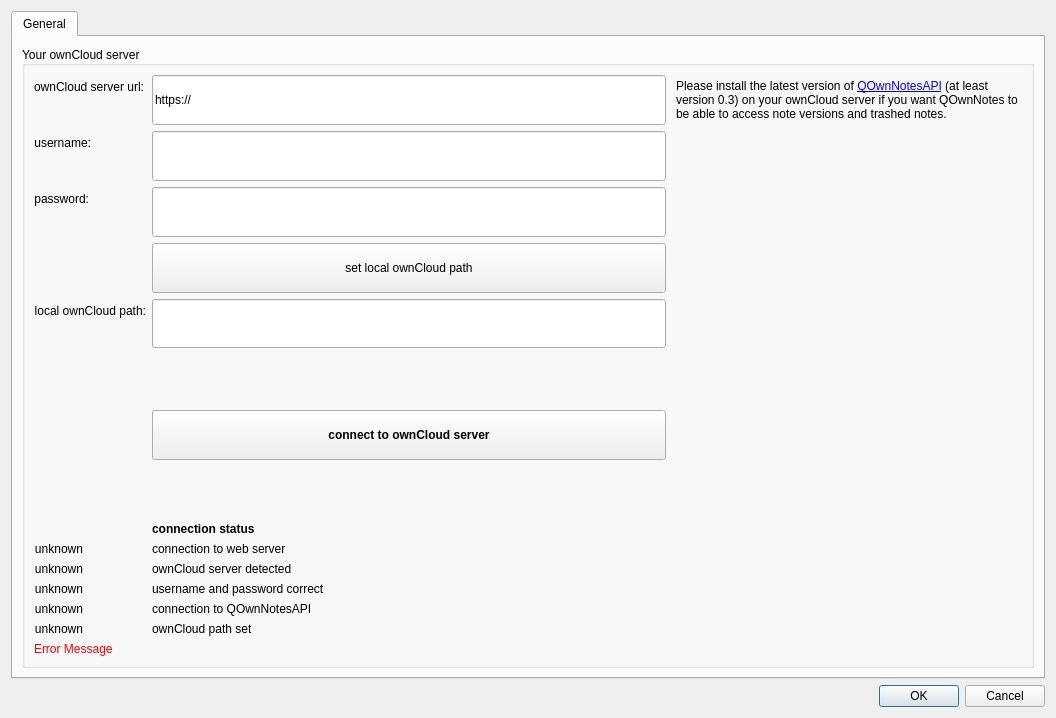
Old version of the form src/settingsdialog.ui in the repository pbek/QOwnNotes.
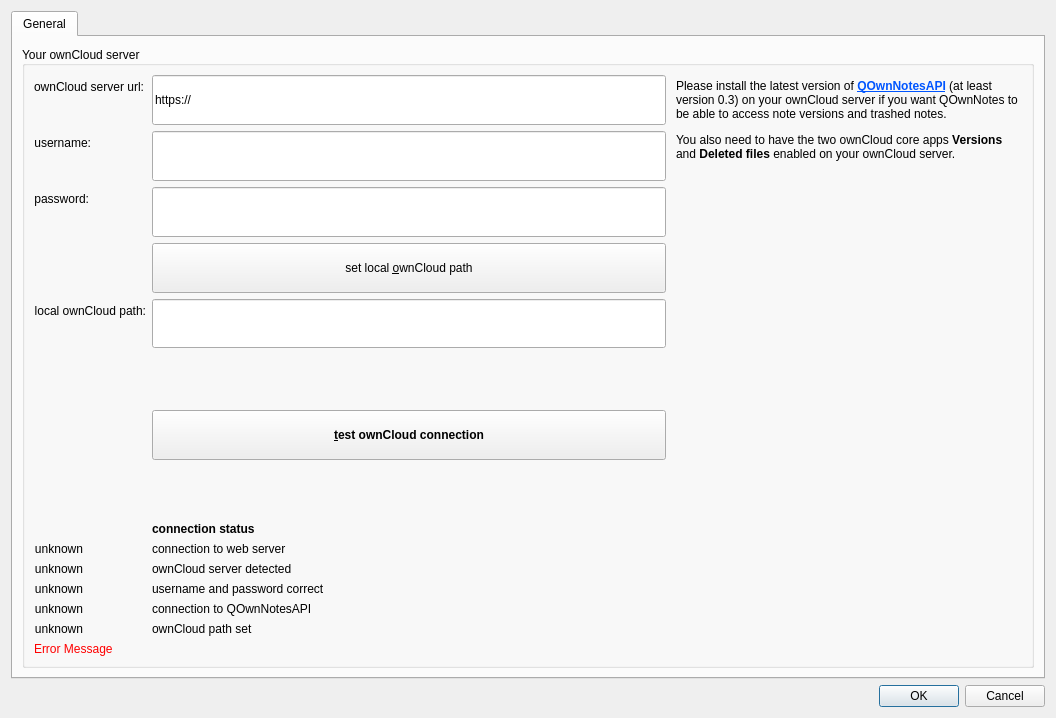
New version of the form. Icons and pictures are not drawn.

Patch:
```diff
--- a/src/settingsdialog.ui
+++ b/src/settingsdialog.ui
@@ -84,7 +84,8 @@
 &lt;html&gt;&lt;head&gt;&lt;meta name=&quot;qrichtext&quot; content=&quot;1&quot; /&gt;&lt;style type=&quot;text/css&quot;&gt;
 p, li { white-space: pre-wrap; }
 &lt;/style&gt;&lt;/head&gt;&lt;body style=&quot; font-family:'Sans Serif'; font-size:9pt; font-weight:400; font-style:normal;&quot;&gt;
-&lt;p style=&quot; margin-top:12px; margin-bottom:12px; margin-left:0px; margin-right:0px; -qt-block-indent:0; text-indent:0px;&quot;&gt;Please install the latest version of &lt;a href=&quot;https://apps.owncloud.com/content/show.php?content=173817&quot;&gt;&lt;span style=&quot; text-decoration: underline; color:#0000ff;&quot;&gt;QOwnNotesAPI&lt;/span&gt;&lt;/a&gt; (at least version 0.3) on your ownCloud server if you want QOwnNotes to be able to access note versions and trashed notes.&lt;/p&gt;&lt;/body&gt;&lt;/html&gt;</string>
+&lt;p style=&quot; margin-top:12px; margin-bottom:12px; margin-left:0px; margin-right:0px; -qt-block-indent:0; text-indent:0px;&quot;&gt;Please install the latest version of &lt;a href=&quot;https://apps.owncloud.com/content/show.php?content=173817&quot;&gt;&lt;span style=&quot; font-weight:600; text-decoration: underline; color:#0055ff;&quot;&gt;QOwnNotesAPI&lt;/span&gt;&lt;/a&gt; (at least version 0.3) on your ownCloud server if you want QOwnNotes to be able to access note versions and trashed notes.&lt;/p&gt;
+&lt;p style=&quot; margin-top:12px; margin-bottom:12px; margin-left:0px; margin-right:0px; -qt-block-indent:0; text-indent:0px;&quot;&gt;You also need to have the two ownCloud core apps &lt;span style=&quot; font-weight:600;&quot;&gt;Versions&lt;/span&gt; and &lt;span style=&quot; font-weight:600;&quot;&gt;Deleted files&lt;/span&gt; enabled on your ownCloud server.&lt;/p&gt;&lt;/body&gt;&lt;/html&gt;</string>
               </property>
               <property name="openExternalLinks">
                <bool>true</bool>
@@ -302,7 +303,7 @@
                  <string>&lt;html&gt;&lt;head/&gt;&lt;body&gt;&lt;p&gt;Click here to set your ownCloud directory.&lt;/p&gt;&lt;/body&gt;&lt;/html&gt;</string>
                 </property>
                 <property name="text">
-                 <string>set local ownCloud path</string>
+                 <string>set local &amp;ownCloud path</string>
                 </property>
                 <property name="icon">
                  <iconset resource="breeze.qrc">
@@ -341,7 +342,7 @@
                  <string notr="true">font-weight: bold;</string>
                 </property>
                 <property name="text">
-                 <string>connect to ownCloud server</string>
+                 <string>&amp;test ownCloud connection</string>
                 </property>
                 <property name="icon">
                  <iconset resource="breeze.qrc">
```
